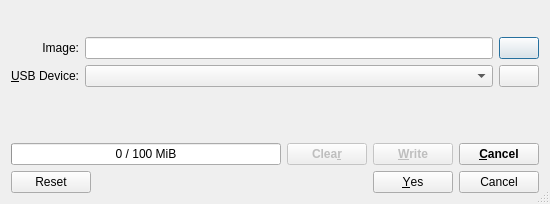
First picture: the form in imagewriter/maindialog.ui, repository KDE/isoimagewriter, before the edit.
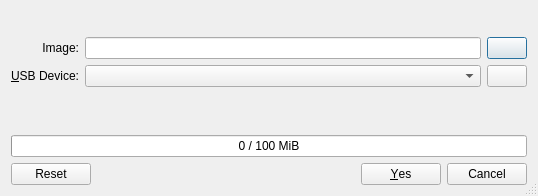
Second picture: the form after the edit.

Commit message: use ECM for debug setup, implement ButtonBox and remove old buttons

Patch:
```diff
--- a/imagewriter/maindialog.ui
+++ b/imagewriter/maindialog.ui
@@ -6,8 +6,8 @@
    <rect>
     <x>0</x>
     <y>0</y>
-    <width>550</width>
-    <height>204</height>
+    <width>538</width>
+    <height>196</height>
    </rect>
   </property>
   <property name="sizePolicy">
@@ -201,72 +201,6 @@
        </property>
       </spacer>
      </item>
-     <item>
-      <widget class="QPushButton" name="clearButton">
-       <property name="enabled">
-        <bool>false</bool>
-       </property>
-       <property name="sizePolicy">
-        <sizepolicy hsizetype="Fixed" vsizetype="Fixed">
-         <horstretch>0</horstretch>
-         <verstretch>0</verstretch>
-        </sizepolicy>
-       </property>
-       <property name="font">
-        <font>
-         <weight>75</weight>
-         <bold>true</bold>
-        </font>
-       </property>
-       <property name="toolTip">
-        <string>Delete partitions and make all space available for storing data</string>
-       </property>
-       <property name="text">
-        <string>Clea&amp;r</string>
-       </property>
-      </widget>
-     </item>
-     <item>
-      <widget class="QPushButton" name="writeButton">
-       <property name="enabled">
-        <bool>false</bool>
-       </property>
-       <property name="sizePolicy">
-        <sizepolicy hsizetype="Fixed" vsizetype="Fixed">
-         <horstretch>0</horstretch>
-         <verstretch>0</verstretch>
-        </sizepolicy>
-       </property>
-       <property name="font">
-        <font>
-         <weight>75</weight>
-         <bold>true</bold>
-        </font>
-       </property>
-       <property name="text">
-        <string>&amp;Write</string>
-       </property>
-      </widget>
-     </item>
-     <item>
-      <widget class="QPushButton" name="cancelButton">
-       <property name="sizePolicy">
-        <sizepolicy hsizetype="Fixed" vsizetype="Fixed">
-         <horstretch>0</horstretch>
-         <verstretch>0</verstretch>
-        </sizepolicy>
-       </property>
-       <property name="font">
-        <font>
-         <weight>75</weight>
-         <bold>true</bold>
-        </font>
-       </property>
-       <property name="text">
-        <string>&amp;Cancel</string>
-       </property>
-      </widget>
-     </item>
     </layout>
    </item>
    <item>
```
Left out of the diff: 44 changed lines with no effect on the pictures. The commit also changes 4 other files.
